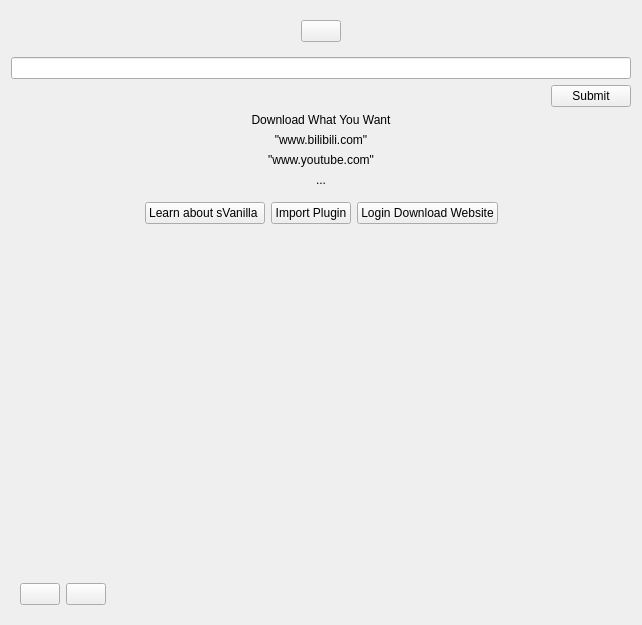
First picture: the form in sVanilla/src/ClientUi/Home/HomePage.ui, repository WangPengZhan/sVanilla, before the edit.
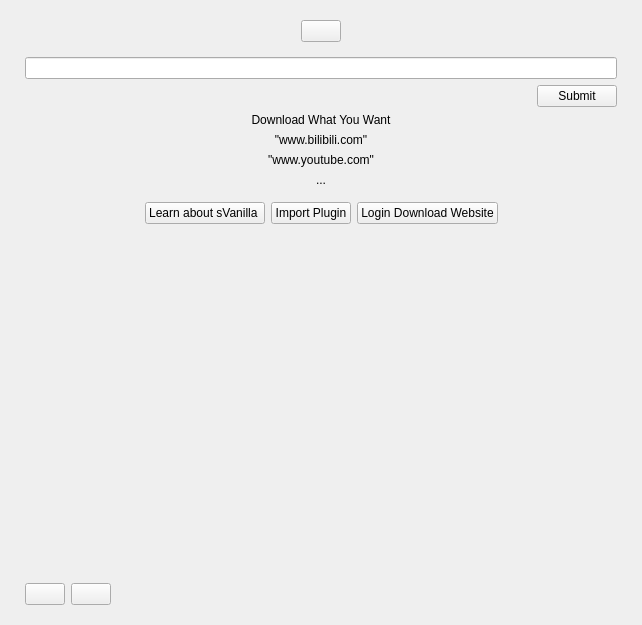
Second picture: the form after the edit. Icons and pictures are not drawn. Custom widgets are drawn as their Qt base class.

Commit message:
feature: adjust home page (#57)
feature(home): adjust home
add history menu.
feature(home): add uri process

What changed in the file:
```diff
--- a/sVanilla/src/ClientUi/Home/HomePage.ui
+++ b/sVanilla/src/ClientUi/Home/HomePage.ui
@@ -11,6 +11,12 @@
    </rect>
   </property>
   <layout class="QVBoxLayout" name="verticalLayout">
+   <property name="leftMargin">
+    <number>25</number>
+   </property>
+   <property name="rightMargin">
+    <number>25</number>
+   </property>
    <item>
     <widget class="QWidget" name="widget_3" native="true">
      <layout class="QHBoxLayout" name="horizontalLayout_4">
@@ -269,6 +275,12 @@
    <item>
     <widget class="QWidget" name="widget" native="true">
      <layout class="QHBoxLayout" name="horizontalLayout">
+      <property name="leftMargin">
+       <number>0</number>
+      </property>
+      <property name="rightMargin">
+       <number>0</number>
+      </property>
       <item>
        <widget class="QPushButton" name="btnClipBoard">
         <property name="sizePolicy">
```
Left out of the diff: 7 changed lines with no effect on the pictures. The commit also changes 39 other files.
